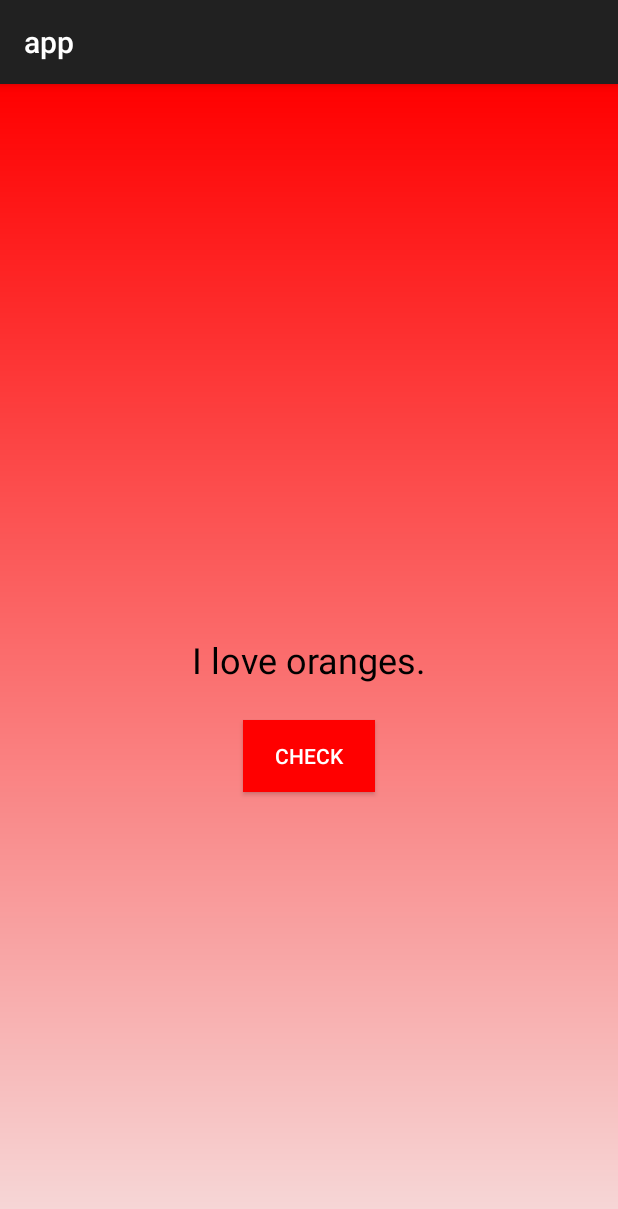
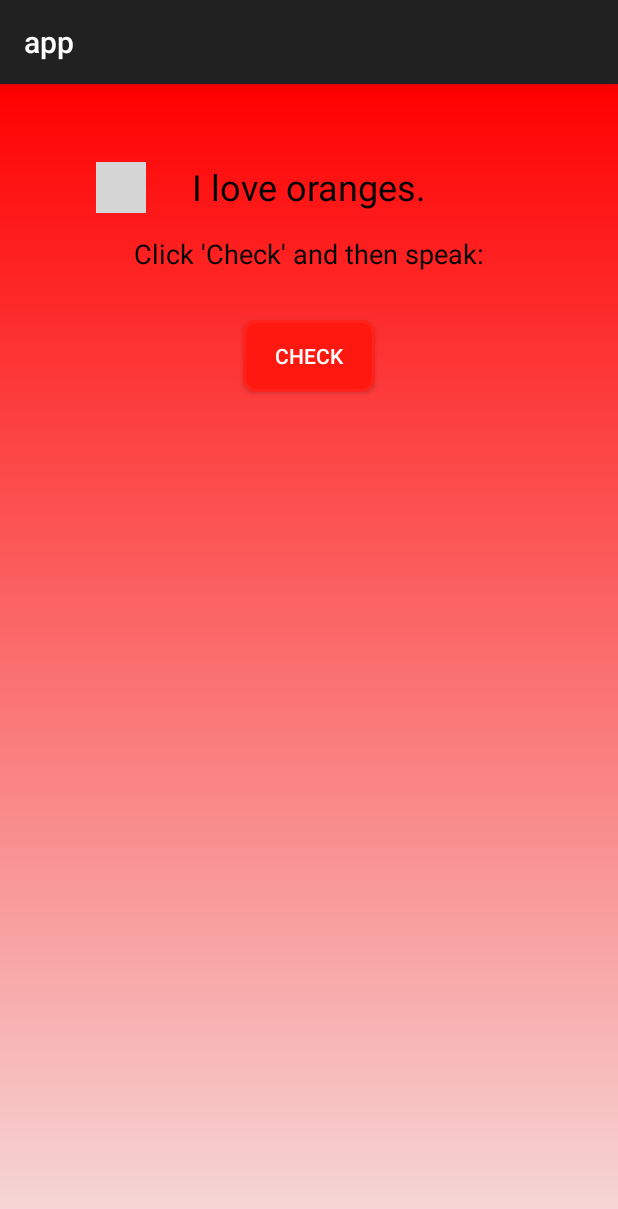
Before and after one commit to YarenTekdemir/KIPIRTI, an Android app built with Jetpack Compose: the voice screen opened directly, with no data from a screen before it, on a phone screen of 412 x 824 dp. Shown: the top 1209 px of the screen. Run offline under Robolectric (Android 15) with nearby library versions, the phone set to English and light mode, and no system bars; grey boxes are pictures that could not be loaded.

Commit message:
commitledim voice

```diff
--- a/app/src/main/res/layout/mainactivity.xml
+++ b/app/src/main/res/layout/mainactivity.xml
@@ -4,7 +4,7 @@
     xmlns:tools="http://schemas.android.com/tools"
     android:layout_width="match_parent"
     android:layout_height="match_parent"
-    android:background="@color/constarintColor"
+    android:background="@drawable/background_gradient"
     android:orientation="vertical"
     tools:context=".MainActivity">
 
--- a/app/src/main/res/layout/voice.xml
+++ b/app/src/main/res/layout/voice.xml
@@ -4,23 +4,53 @@
     android:layout_height="match_parent"
     android:background="@drawable/background_gradient">
 
+    <!-- Title TextView -->
     <TextView
         android:id="@+id/sentenceTextView"
         android:layout_width="wrap_content"
         android:layout_height="wrap_content"
-        android:layout_centerInParent="true"
-        android:text="Click Check Then Talk:"
+        android:layout_centerHorizontal="true"
+        android:layout_marginTop="32dp"
+        android:layout_marginLeft="15dp"
+        android:text="Sentences:"
         android:textColor="@android:color/black"
         android:textSize="24sp" />
 
+    <!-- Instruction TextView -->
+    <TextView
+        android:id="@+id/instructionTextView"
+        android:layout_width="wrap_content"
+        android:layout_height="wrap_content"
+        android:layout_below="@id/sentenceTextView"
+        android:layout_centerHorizontal="true"
+        android:layout_marginTop="16dp"
+        android:text="Click 'Check' and then speak:"
+        android:textColor="@android:color/black"
+        android:textSize="18sp" />
+
+    <!-- Check Button -->
     <Button
         android:id="@+id/checkButton"
         android:layout_width="wrap_content"
-        android:background="@drawable/rounded_corner"
         android:layout_height="wrap_content"
-        android:layout_below="@id/sentenceTextView"
+        android:layout_below="@id/instructionTextView"
         android:layout_centerHorizontal="true"
-        android:layout_marginTop="24dp"
-        android:text="Check" />
+        android:layout_marginTop="32dp"
+        android:background="@drawable/button_rounded"
+        android:text="Check"
+        android:textColor="@android:color/white" />
+
+    <!-- Volume Icon -->
+    <ImageView
+        android:id="@+id/volume_icon"
+        android:layout_width="33dp"
+        android:layout_height="34dp"
+        android:layout_centerHorizontal="true"
+        android:layout_marginTop="32dp"
+        android:layout_marginEnd="15dp"
+        android:layout_toStartOf="@+id/sentenceTextView"
+        android:src="@drawable/hear" />
+
+
 
 </RelativeLayout>
```
Also changed, not shown: app/src/main/AndroidManifest.xml (+3 -9 lines), app/src/main/java/com/example/app/voice.kt (+68 -5 lines), app/src/main/res/drawable/confetti.png (deleted).
